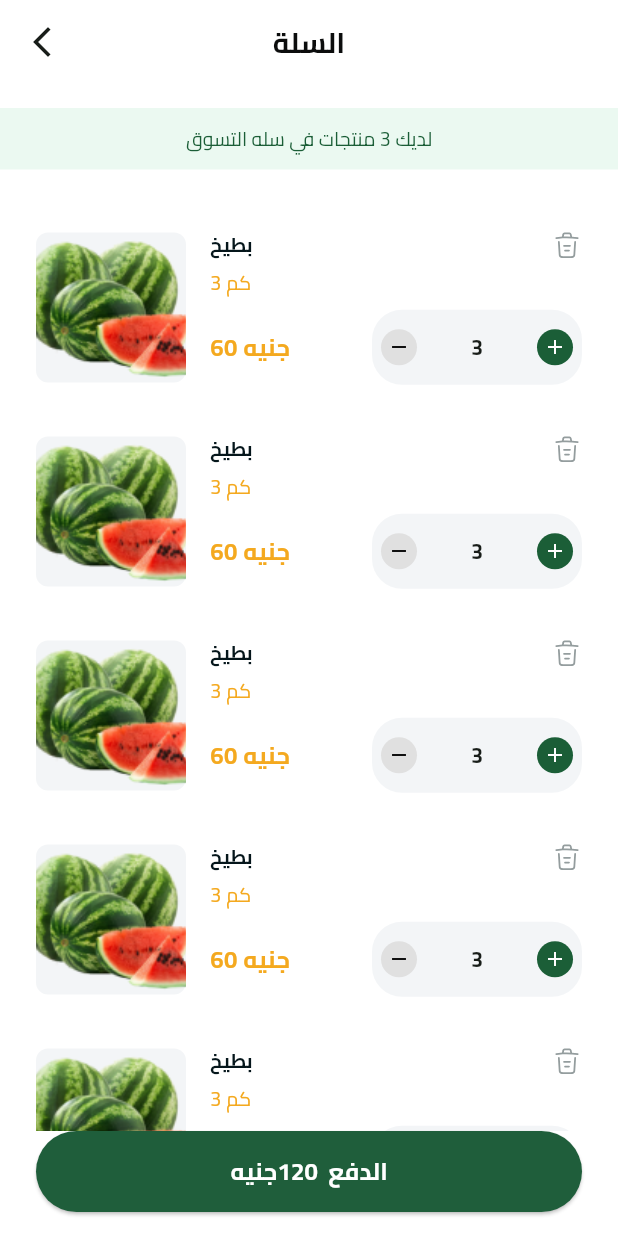
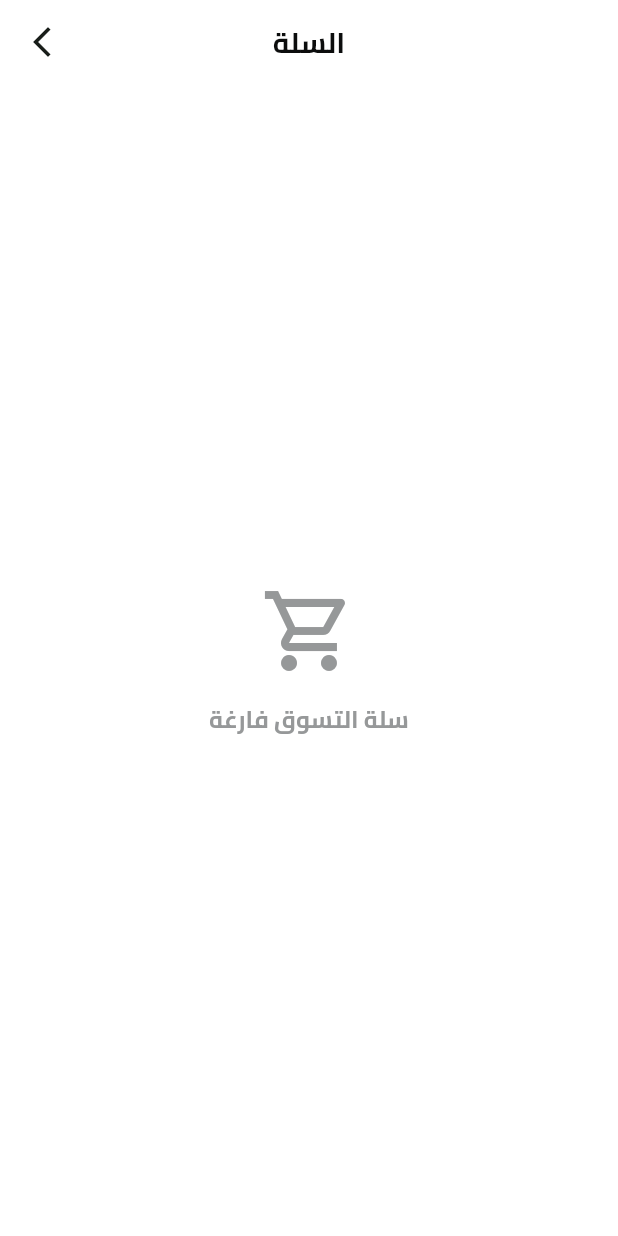
Before and after one commit to SaifAmir39/fruit_hup_store_Project-completion, a Flutter app: the CartViwe screen opened directly, on a phone screen of 412 x 824 dp. Run offline on Flutter 3.47's test engine with Material 3 defaults, Android fonts, the phone set to English and light mode, and no system bars; our stand-ins replace bloc, cloud_firestore, dartz, dots_indicator, firebase_auth, firebase_core and 6 more; missing offline and left inert: flutter_facebook_auth; accounts and stored records are empty.

Commit message:
create Cart Cubite

```diff
--- /dev/null
+++ b/lib/features/cart/domain/entitis/cart_entiti.dart
@@ -0,0 +1,29 @@
+import 'package:fruit_hup_store/core/utils/product/domain/entities/product_entities.dart';
+import 'package:fruit_hup_store/features/cart/domain/entitis/cart_item_entitis.dart';
+
+class CartEntiti {
+  List<CartItementity> cartItems;
+
+  CartEntiti({required this.cartItems});
+
+  additemtocart(CartItementity cartItementity) {
+    cartItems.add(cartItementity);
+  }
+
+ removeitemfromcart(CartItementity cartItementity) {
+    cartItems.remove(cartItementity);
+  }
+
+
+
+  bool isitemincart (Productentity productentity){
+    for (var item in cartItems) {
+      if(item.productentity == productentity){
+        return true;
+      }
+    }
+    return false;
+  }
+
+
+}
--- /dev/null
+++ b/lib/features/cart/domain/entitis/cart_item_entitis.dart
@@ -0,0 +1,25 @@
+import 'package:fruit_hup_store/core/utils/product/domain/entities/product_entities.dart';
+
+class CartItementity {
+Productentity productentity;
+int quantity;
+
+CartItementity({required this.productentity,this.quantity =0});
+
+caluclatetotalpriceitem(){
+  return productentity.price * quantity;
+}
+caluclatetotalwieght(){
+  return productentity.unitaMount * quantity;
+}
+
+incresquantity(){
+  quantity++;
+}
+decresquantity(){
+  if(quantity > 0){
+    quantity--;
+  }
+}
+
+}
--- /dev/null
+++ b/lib/features/cart/presentation/manger/cart_state.dart
@@ -0,0 +1,8 @@
+part of 'cart_cubit.dart';
+
+@immutable
+abstract class CartState {}
+
+class CartInitial extends CartState {}
+class AddItemtocart extends CartState {}
+class RemoveItemfromcart extends CartState {}
--- a/lib/features/cart/presentation/views/widgets/cart_item.dart
+++ b/lib/features/cart/presentation/views/widgets/cart_item.dart
@@ -1,8 +1,11 @@
 import 'package:flutter/material.dart';
 import 'package:flutter_svg/flutter_svg.dart';
+import 'package:fruit_hup_store/features/cart/domain/entitis/cart_item_entitis.dart';
 
 class CartItem extends StatelessWidget {
-  const CartItem({super.key});
+  final CartItementity cartItementity;
+
+   CartItem({super.key, required this.cartItementity});
 
   @override
   Widget build(BuildContext context) {
@@ -19,8 +22,9 @@ class CartItem extends StatelessWidget {
               color: const Color(0xFFF3F5F7),
               borderRadius: BorderRadius.circular(8),
             ),
-            child: Image.asset(
-              "assets/images/watermelon_test.png",
+            child: Image.network(
+              cartItementity.productentity.image,
+              errorBuilder: (context, error, stackTrace) => Icon(Icons.error),
               fit: BoxFit.cover,
             ),
           ),
@@ -36,8 +40,8 @@ class CartItem extends StatelessWidget {
                 /// 🟢 Title + Trash
                 Row(
                   children: [
-                    const Text(
-                      'بطيخ',
+                     Text(
+                   cartItementity.productentity.name,
                       style: TextStyle(
                         color: Color(0xFF05161B),
                         fontSize: 13,
@@ -57,8 +61,8 @@ class CartItem extends StatelessWidget {
                 const SizedBox(height: 6),
 
                 /// 🟢 Weight
-                const Text(
-                  '3 كم',
+                 Text(
+                  "${cartItementity.caluclatetotalwieght()} كجم",
                   style: TextStyle(
                     color: Color(0xFFF4A91F),
                     fontSize: 13,
@@ -72,8 +76,8 @@ class CartItem extends StatelessWidget {
                 Row(
                   mainAxisAlignment: MainAxisAlignment.spaceBetween,
                   children: [
-                    const Text(
-                      '60 جنيه',
+                     Text(
+                     "${cartItementity.caluclatetotalpriceitem() }" + " جنيه",
                       style: TextStyle(
                         color: Color(0xFFF4A91F),
                         fontSize: 16,
@@ -111,8 +115,8 @@ class CartItem extends StatelessWidget {
 
                           const SizedBox(width: 6),
 
-                          const Text(
-                            '3',
+                          Text(
+                            '${cartItementity.quantity}',
                             style: TextStyle(
                               fontSize: 14,
                               fontWeight: FontWeight.bold,
@@ -121,7 +125,7 @@ class CartItem extends StatelessWidget {
 
                           const SizedBox(width: 6),
 
-                          /// ➕
+
                             Container(
       width: 24,
       height: 24,
--- a/lib/features/cart/presentation/views/widgets/cart_viwe_body.dart
+++ b/lib/features/cart/presentation/views/widgets/cart_viwe_body.dart
@@ -1,22 +1,26 @@
 import 'package:flutter/material.dart';
 import 'package:flutter/widgets.dart';
+import 'package:flutter_bloc/flutter_bloc.dart';
 import 'package:fruit_hup_store/core/utils/Custome%20Bottun.dart';
-import 'package:fruit_hup_store/features/cart/presentation/views/widgets/cart_item.dart';
+import 'package:fruit_hup_store/features/cart/domain/entitis/cart_item_entitis.dart';
+import 'package:fruit_hup_store/features/cart/presentation/manger/cart_cubit.dart';
+import 'package:fruit_hup_store/features/cart/presentation/views/widgets/list_of_items.dart';
 
 class CartViweBody extends StatelessWidget {
 
   @override
   Widget build(BuildContext context) {
+    List<CartItementity> cartItems =  BlocProvider.of<CartCubit>(context).cartEntiti.cartItems;
     return
-     Column(
+                cartItems.isNotEmpty?  Column(
       children: [
         SizedBox(height: 16,),
-      Container(
+   cartItems.isNotEmpty?   Container(
       width: double.infinity,
       padding: const EdgeInsets.symmetric(horizontal: 91, vertical: 10),
       clipBehavior: Clip.antiAlias,
       decoration: BoxDecoration(
-        color: const Color(0xFFEBF9F1) /* Green1-50 */,
+        color: const Color(0xFFEBF9F1),
       ),
       child: Row(
         mainAxisSize: MainAxisSize.min,
@@ -25,9 +29,9 @@ class CartViweBody extends StatelessWidget {
         spacing: 8,
         children: [
     Text(
-      'لديك 3 منتجات في سله التسوق',
+      'لديك ${cartItems.length} منتجات في سله التسوق',
       style: TextStyle(
-        color: const Color(0xFF1B5E37) /* Green1-500 */,
+        color: const Color(0xFF1B5E37),
         fontSize: 13,
         fontFamily: 'Cairo',
         fontWeight: FontWeight.w400,
@@ -36,20 +40,10 @@ class CartViweBody extends StatelessWidget {
     ),
         ],
       ),
-    ),
+    ): SizedBox(),
     SizedBox(height: 24,),
     Expanded(
-      child: ListView.builder(
-
-        itemBuilder: (context, index) {
-
-        return Padding(
-          padding: const EdgeInsets.all(8.0),
-          child: CartItem(),
-        );
-      },
-      itemCount: 10,
-      ),
+      child: ListOfItems(),
     ),
 
     Padding(
@@ -61,6 +55,24 @@ class CartViweBody extends StatelessWidget {
 
 
       ],
+    ):Column(
+      mainAxisAlignment: MainAxisAlignment.center,
+
+      children: [
+       Center(child: Icon(Icons.shopping_cart_outlined, size: 64, color: Color(0xFF969899),)),
+        SizedBox(height: 16,),
+        Center(
+          child: Text(
+            "سلة التسوق فارغة",
+            style: TextStyle(
+              color: const Color(0xFF969899),
+              fontSize: 16,
+              fontFamily: 'Cairo',
+              fontWeight: FontWeight.w700,
+            ),
+          ),
+        ),
+      ],
     );
   }
 }
--- a/lib/features/home/prsentation/widgets/best_saling_gridviwe.dart
+++ b/lib/features/home/prsentation/widgets/best_saling_gridviwe.dart
@@ -23,7 +23,9 @@ final  List<Productentity> products;
 
         return Productitem(onTap: () {
 
-          Navigator.push(context, MaterialPageRoute(builder: (context) => ProductsViwe(product: products[index],)));
+          Navigator.push(
+            context, MaterialPageRoute(
+              builder: (context) => ProductsViwe(product: products[index],)));
          }, product: products[index],);
       },
     );
--- a/lib/features/home/prsentation/widgets/product_itam.dart
+++ b/lib/features/home/prsentation/widgets/product_itam.dart
@@ -1,6 +1,8 @@
 import 'package:flutter/material.dart';
+import 'package:flutter_bloc/flutter_bloc.dart';
 import 'package:fruit_hup_store/core/utils/app_text_styles.dart';
 import 'package:fruit_hup_store/core/utils/product/domain/entities/product_entities.dart';
+import 'package:fruit_hup_store/features/cart/presentation/manger/cart_cubit.dart';
 
 class Productitem extends StatefulWidget {
  final void Function() onTap;
@@ -94,7 +96,9 @@ class _ProductitemState extends State<Productitem> {
                     leading: CircleAvatar(
                       backgroundColor: Color(0xFF1B5E37),
                       child: IconButton(
-                        onPressed: () {},
+                        onPressed: () {
+                          BlocProvider.of<CartCubit>(context).addtocart(widget.product);
+                        },
                         icon: Icon(Icons.add, color: Colors.white, size: 20),
                       ),
                     ),
```
Also changed, not shown: lib/features/cart/presentation/manger/cart_cubit.dart (added, +36 -0 lines), lib/features/cart/presentation/views/widgets/list_of_items.dart (added, +25 -0 lines), lib/main.dart (+10 -16 lines).
